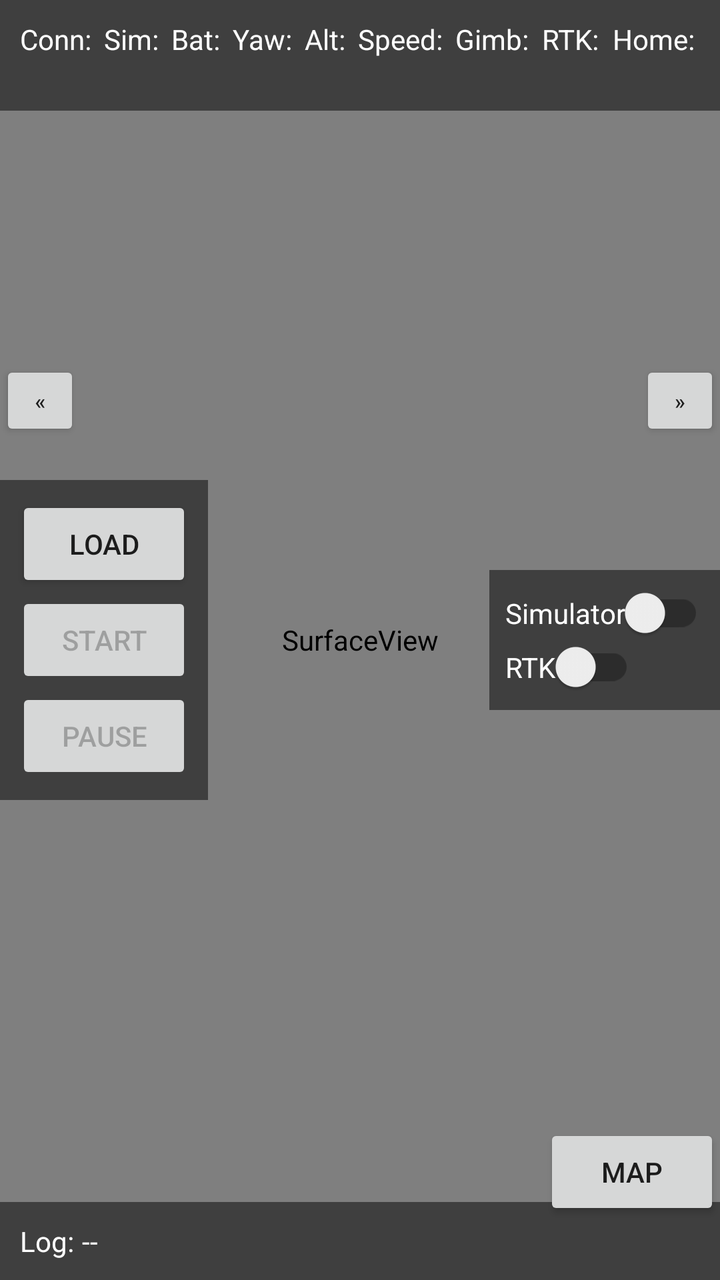
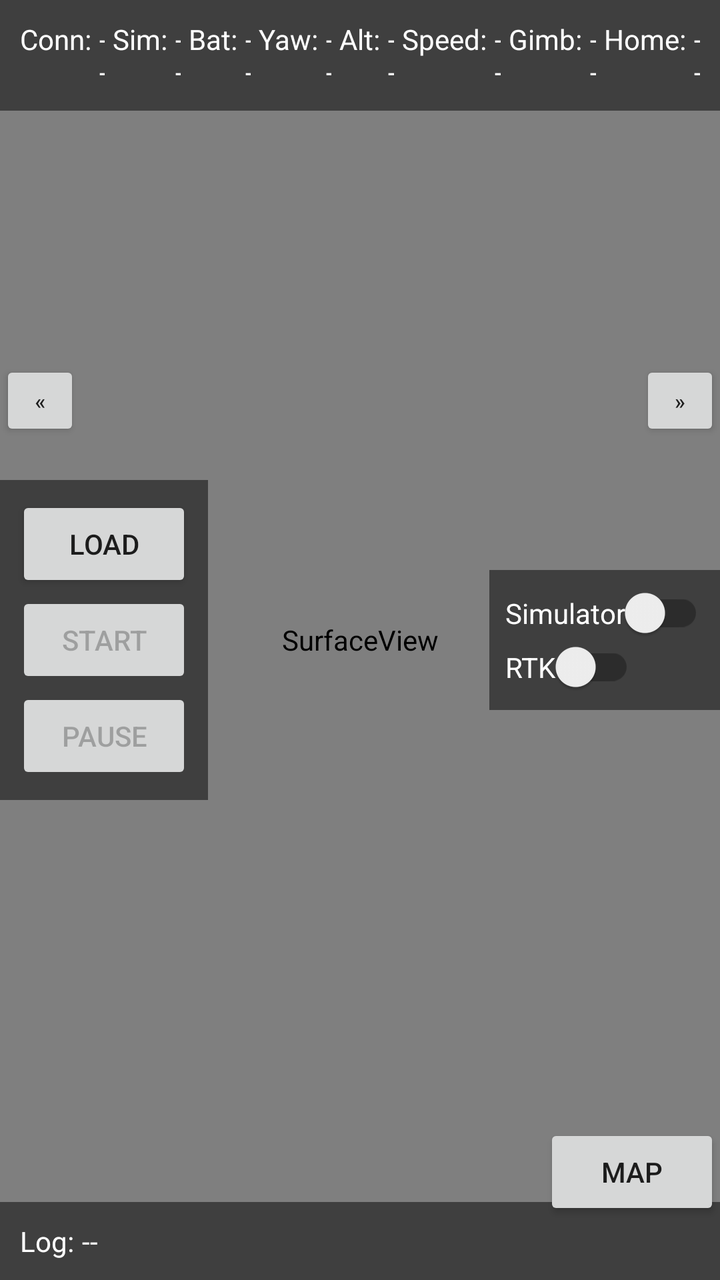

Before-and-after screenshots of an Android layout around one commit, followed by the original layout XML and the change that was made.
<!-- AndroidManifest.xml: activity theme Theme.AppCompat.Light.NoActionBar -->
<!-- res/layout/activity_main.xml -->
<FrameLayout
    xmlns:android="http://schemas.android.com/apk/res/android"
    android:layout_width="match_parent"
    android:layout_height="match_parent">

    
    <SurfaceView
        android:id="@+id/sv_camera_stream"
        android:layout_width="match_parent"
        android:layout_height="match_parent"
        android:visibility="visible" />

    <org.maplibre.android.maps.MapView
        android:id="@+id/map_view"
        android:layout_width="match_parent"
        android:layout_height="match_parent"
        android:visibility="gone" />

    
    
    <LinearLayout
        android:id="@+id/sliding_panel_left"
        android:layout_width="wrap_content"
        android:layout_height="wrap_content"
        android:layout_gravity="center_vertical|start"
        android:orientation="vertical"
        android:background="#80000000"
        android:padding="8dp"
        android:translationX="0dp"> 

        
        <Button
            android:id="@+id/button_load_mission"
            android:layout_width="wrap_content"
            android:layout_height="wrap_content"
            android:text="@string/load_mission_button"
            android:layout_gravity="center_vertical|start" />

        
        <Button
            android:id="@+id/button_start_stop_mission"
            android:layout_width="wrap_content"
            android:layout_height="wrap_content"
            android:text="@string/start_mission_button"
            android:enabled="false"
            android:layout_gravity="center_vertical|start" />

        <Button
            android:id="@+id/button_pause_resume_mission"
            android:layout_width="wrap_content"
            android:layout_height="wrap_content"
            android:text="@string/pause_mission_button"
            android:enabled="false"
            android:layout_gravity="center_vertical|start"             />
    </LinearLayout>

    
    <Button
        android:id="@+id/button_toggle_panel_left"
        android:layout_width="40dp"
        android:layout_height="40dp"
        android:layout_gravity="center_vertical|start"
        android:layout_marginStart="0dp"
        android:layout_marginTop="-120dp"
        android:text="@string/slide_left"
        android:textSize="11sp"
        android:padding="2dp" />


    
    <LinearLayout
        android:id="@+id/sliding_panel_right"
        android:layout_width="wrap_content"
        android:layout_height="wrap_content"
        android:layout_gravity="center_vertical|end"
        android:orientation="vertical"
        android:background="#80000000"
        android:padding="8dp"
        android:translationX="0dp"> 

        
        <com.google.android.material.switchmaterial.SwitchMaterial
            android:id="@+id/switch_simulator"
            android:layout_width="wrap_content"
            android:layout_height="wrap_content"
            android:textColor="#FFFFFF"
            android:text="@string/simulator_switch" />

        
        <com.google.android.material.switchmaterial.SwitchMaterial
            android:id="@+id/switch_rtk"
            android:layout_width="wrap_content"
            android:layout_height="wrap_content"
            android:textColor="#FFFFFF"
            android:text="@string/rtk_switch" />
    </LinearLayout>

    <Button
        android:id="@+id/button_toggle_panel_right"
        android:layout_width="40dp"
        android:layout_height="40dp"
        android:layout_gravity="center_vertical|end"
        android:layout_marginEnd="0dp"
        android:layout_marginTop="-120dp"
        android:text="@string/slide_right"
        android:textSize="11sp"
        android:padding="2dp" />

    
    <Button
        android:id="@+id/button_toggle_view"
        android:layout_width="wrap_content"
        android:layout_height="wrap_content"
        android:text="@string/map_button"
        android:layout_marginBottom="30dp"
        android:layout_gravity="bottom|end" />


    
    <LinearLayout
        android:layout_width="match_parent"
        android:layout_height="wrap_content"
        android:layout_gravity="top|center_horizontal"
        android:orientation="horizontal"
        android:padding="8dp"
        android:background="#80000000"> 

        
        <TextView
            android:layout_width="wrap_content"
            android:layout_height="wrap_content"
            android:text="@string/connection_label"
            android:textColor="#FFFFFF"
            android:layout_gravity="start"
            android:padding="2dp" />

        <TextView
            android:id="@+id/textview_is_drone_connected"
            android:layout_width="0dp"
            android:layout_height="wrap_content"
            android:text="@string/empty_label"
            android:textColor="#FFFFFF"
            android:layout_gravity="end"
            android:padding="2dp"
            android:layout_weight="1" /> 

        
        <TextView
            android:layout_width="wrap_content"
            android:layout_height="wrap_content"
            android:text="@string/simulator_label"
            android:textColor="#FFFFFF"
            android:layout_gravity="start"
            android:padding="2dp" />

        <TextView
            android:id="@+id/textview_is_simulator_on"
            android:layout_width="0dp"
            android:layout_height="wrap_content"
            android:text="@string/empty_label"
            android:textColor="#FFFFFF"
            android:layout_gravity="end"
            android:padding="2dp"
            android:layout_weight="1" /> 

        
        <TextView
            android:layout_width="wrap_content"
            android:layout_height="wrap_content"
            android:text="@string/battery_label"
            android:textColor="#FFFFFF"
            android:layout_gravity="start"
            android:padding="2dp" />

        <TextView
            android:id="@+id/textview_battery"
            android:layout_width="0dp"
            android:layout_height="wrap_content"
            android:text="@string/empty_label"
            android:textColor="#FFFFFF"
            android:layout_gravity="end"
            android:padding="2dp"
            android:layout_weight="1" /> 

        
        <TextView
            android:layout_width="wrap_content"
            android:layout_height="wrap_content"
            android:text="@string/drone_yaw_label"
            android:textColor="#FFFFFF"
            android:layout_gravity="start"
            android:padding="2dp" />

        <TextView
            android:id="@+id/textview_drone_yaw"
            android:layout_width="0dp"
            android:layout_height="wrap_content"
            android:text="@string/empty_label"
            android:textColor="#FFFFFF"
            android:layout_gravity="end"
            android:padding="2dp"
            android:layout_weight="1" /> 

        
        <TextView
            android:layout_width="wrap_content"
            android:layout_height="wrap_content"
            android:text="@string/drone_altitude_label"
            android:textColor="#FFFFFF"
            android:layout_gravity="start"
            android:padding="2dp" />

        <TextView
            android:id="@+id/textview_drone_altitude"
            android:layout_width="0dp"
            android:layout_height="wrap_content"
            android:text="@string/empty_label"
            android:textColor="#FFFFFF"
            android:layout_gravity="end"
            android:padding="2dp"
            android:layout_weight="1" /> 

        
        <TextView
            android:layout_width="wrap_content"
            android:layout_height="wrap_content"
            android:text="@string/drone_speed_label"
            android:textColor="#FFFFFF"
            android:layout_gravity="start"
            android:padding="2dp" />

        <TextView
            android:id="@+id/textview_drone_speed"
            android:layout_width="0dp"
            android:layout_height="wrap_content"
            android:text="@string/empty_label"
            android:textColor="#FFFFFF"
            android:layout_gravity="end"
            android:padding="2dp"
            android:layout_weight="1" /> 

        
        <TextView
            android:layout_width="wrap_content"
            android:layout_height="wrap_content"
            android:text="@string/gimbal_label"
            android:textColor="#FFFFFF"
            android:layout_gravity="start"
            android:padding="2dp" />

        <TextView
            android:id="@+id/textview_gimbal_pitch_yaw"
            android:layout_width="0dp"
            android:layout_height="wrap_content"
            android:text="@string/empty_label"
            android:textColor="#FFFFFF"
            android:layout_gravity="end"
            android:padding="2dp"
            android:layout_weight="1" /> 

        
        <TextView
            android:layout_width="wrap_content"
            android:layout_height="wrap_content"
            android:text="@string/rtk_label"
            android:textColor="#FFFFFF"
            android:padding="2dp" />

        <TextView
            android:id="@+id/textview_rtk"
            android:layout_width="0dp"
            android:layout_height="wrap_content"
            android:text="@string/empty_label"
            android:textColor="#FFFFFF"
            android:padding="2dp"
            android:layout_weight="1" />

        
        <TextView
            android:layout_width="wrap_content"
            android:layout_height="wrap_content"
            android:text="@string/home_label"
            android:textColor="#FFFFFF"
            android:padding="2dp" />

        <TextView
            android:id="@+id/textview_home"
            android:layout_width="0dp"
            android:layout_height="wrap_content"
            android:text="@string/empty_label"
            android:textColor="#FFFFFF"
            android:padding="2dp"
            android:layout_weight="1" />
    </LinearLayout>


    
    <LinearLayout
        android:layout_width="match_parent"
        android:layout_height="wrap_content"
        android:layout_gravity="bottom|center_horizontal"
        android:orientation="horizontal"
        android:padding="8dp"
        android:background="#80000000"> 

        
        <TextView
            android:layout_width="wrap_content"
            android:layout_height="wrap_content"
            android:text="@string/log_label"
            android:textColor="#FFFFFF"
            android:padding="2dp" />

        
        <TextView
            android:id="@+id/textview_log"
            android:layout_width="wrap_content"
            android:layout_height="wrap_content"
            android:text="@string/empty_label"
            android:textColor="#FFFFFF"
            android:padding="2dp"
            android:layout_weight="1" />
    </LinearLayout>


</FrameLayout>
<!-- resources referenced by this layout -->
<resources>
  <string name="battery_label">Bat:</string>
  <string name="connection_label">Conn:</string>
  <string name="drone_altitude_label">Alt:</string>
  <string name="drone_speed_label">Speed:</string>
  <string name="drone_yaw_label">Yaw:</string>
  <string name="empty_label">--</string>
  <string name="gimbal_label">Gimb:</string>
  <string name="home_label">Home:</string>
  <string name="load_mission_button">Load</string>
  <string name="log_label">Log:</string>
  <string name="map_button">Map</string>
  <string name="pause_mission_button">Pause</string>
  <string name="rtk_label">RTK:</string>
  <string name="rtk_switch">RTK</string>
  <string name="simulator_label">Sim:</string>
  <string name="simulator_switch">Simulator</string>
  <string name="slide_left">«</string>
  <string name="slide_right">»</string>
  <string name="start_mission_button">Start</string>
</resources>

<!-- the commit's change to res/layout/activity_main.xml (unified diff, before → after) -->
@@ -259,21 +259,21 @@
             android:layout_weight="1" /> 
 
         
-        <TextView
-            android:layout_width="wrap_content"
-            android:layout_height="wrap_content"
-            android:text="@string/rtk_label"
-            android:textColor="#FFFFFF"
-            android:padding="2dp" />
-
-        <TextView
-            android:id="@+id/textview_rtk"
-            android:layout_width="0dp"
-            android:layout_height="wrap_content"
-            android:text="@string/empty_label"
-            android:textColor="#FFFFFF"
-            android:padding="2dp"
-            android:layout_weight="1" />
+
+
+
+
+
+
+
+
+
+
+
+
+
+
+
 
         
         <TextView
<!-- resource entries referenced after the edit -->
@@ -12,7 +12,6 @@
   <string name="log_label">Log:</string>
   <string name="map_button">Map</string>
   <string name="pause_mission_button">Pause</string>
-  <string name="rtk_label">RTK:</string>
   <string name="rtk_switch">RTK</string>
   <string name="simulator_label">Sim:</string>
   <string name="simulator_switch">Simulator</string>
